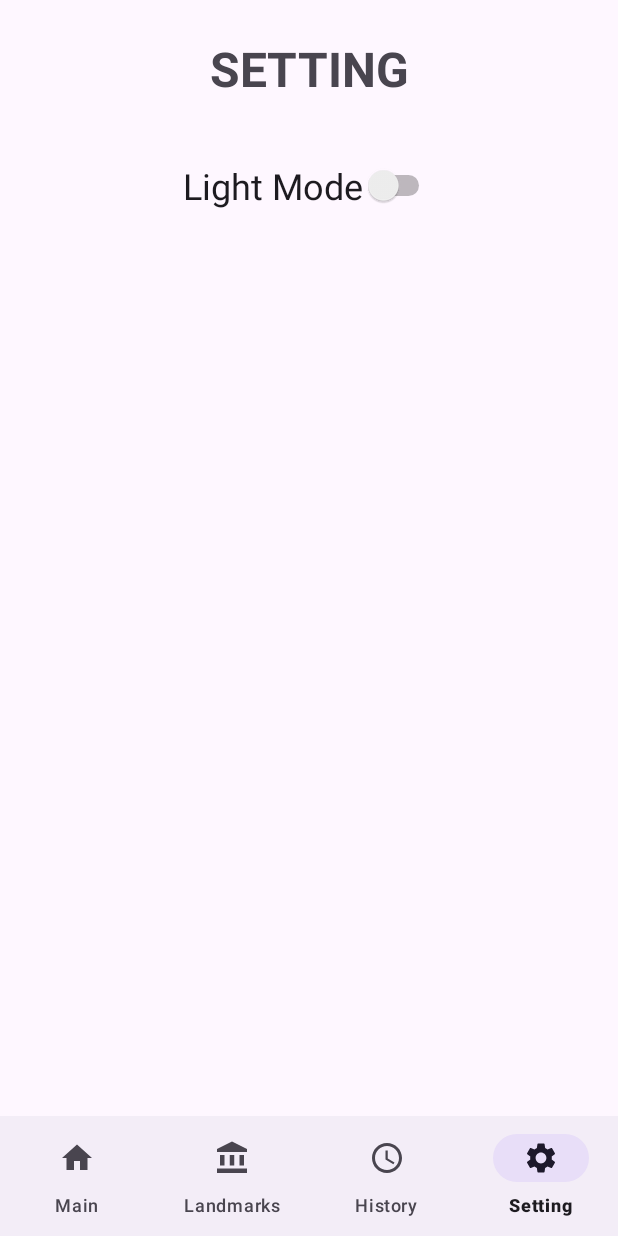
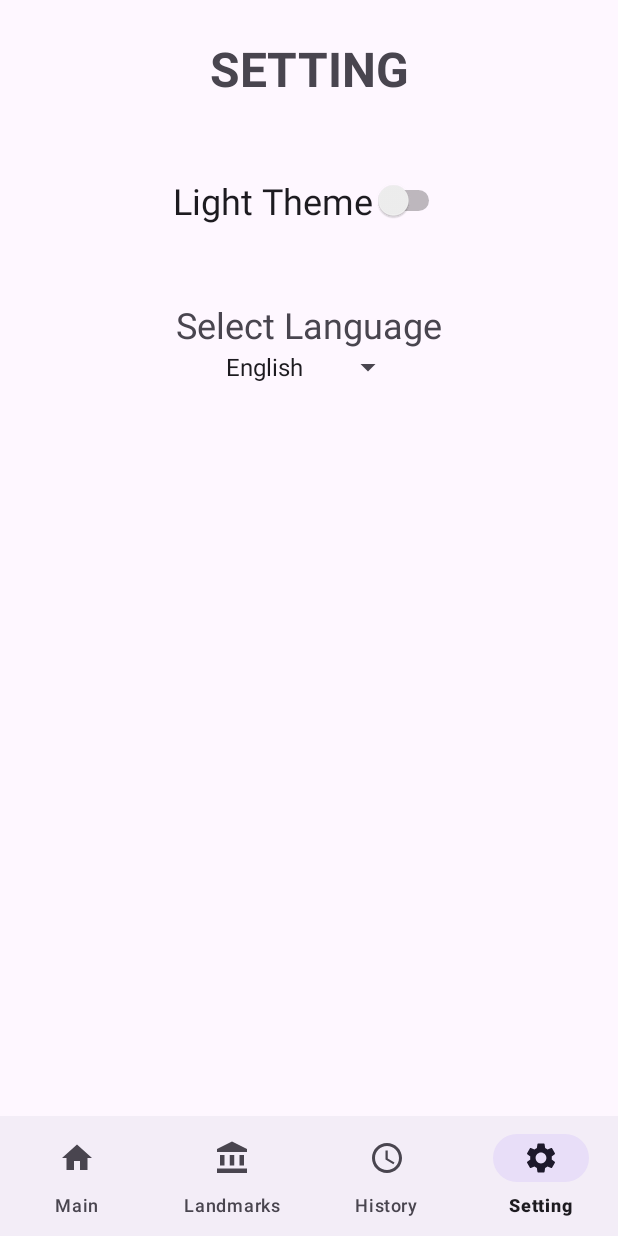
Before and after one commit to ArtemkaSik/CommandProject, an Android app: the SettingsFragment screen opened through its navigation route, on a phone screen of 412 x 824 dp. Run offline under Robolectric (Android 15) with nearby library versions, the phone set to English and light mode, and no system bars; our stand-ins replace navigation-ui.

Commit message:
Языки работают

```diff
--- a/app/src/main/java/ru/itis/summer24/commandproject/MainFragmentActivity.kt
+++ b/app/src/main/java/ru/itis/summer24/commandproject/MainFragmentActivity.kt
@@ -1,6 +1,8 @@
 package ru.itis.summer24.commandproject
 
 import android.content.Context
+import android.content.res.Configuration
+import android.content.res.Resources
 import android.os.Bundle
 import androidx.appcompat.app.AppCompatActivity
 import androidx.appcompat.app.AppCompatDelegate
@@ -8,6 +10,7 @@ import androidx.navigation.NavController
 import androidx.navigation.fragment.NavHostFragment
 import androidx.navigation.ui.setupWithNavController
 import ru.itis.summer24.commandproject.databinding.ActivityFragmentMainBinding
+import java.util.Locale
 
 
 class MainFragmentActivity : AppCompatActivity() {
@@ -18,6 +21,7 @@ class MainFragmentActivity : AppCompatActivity() {
 
     override fun onCreate(savedInstanceState: Bundle?) {
         applySavedTheme()
+        applySavedLanguage()
         super.onCreate(savedInstanceState)
         binding = ActivityFragmentMainBinding.inflate(layoutInflater).also {
             setContentView(it.root)
@@ -37,6 +41,24 @@ class MainFragmentActivity : AppCompatActivity() {
         AppCompatDelegate.setDefaultNightMode(savedTheme)
     }
 
+    private fun applySavedLanguage() {
+        val sharedPreferences = getSharedPreferences("AppLanguage", Context.MODE_PRIVATE)
+        val savedLanguage = sharedPreferences.getString("language", "en") ?: "en"
+
+        if (savedLanguage != "en") {
+            setLocale(savedLanguage)
+        }
+    }
+
+    private fun setLocale(language: String) {
+        val locale = Locale(language.lowercase())
+        Locale.setDefault(locale)
+        val resources: Resources = resources
+        val config: Configuration = resources.configuration
+        config.setLocale(locale)
+        resources.updateConfiguration(config, resources.displayMetrics)
+    }
+
     override fun onBackPressed() {
         super.onBackPressed()
 
--- a/app/src/main/java/ru/itis/summer24/commandproject/SettingsFragment.kt
+++ b/app/src/main/java/ru/itis/summer24/commandproject/SettingsFragment.kt
@@ -1,31 +1,40 @@
 package ru.itis.summer24.commandproject
 
 import android.content.Context
+import android.content.res.Configuration
+import android.content.res.Resources
 import android.os.Bundle
 import android.view.View
+import android.widget.AdapterView
+import android.widget.ArrayAdapter
+import android.widget.Spinner
 import androidx.appcompat.app.AppCompatDelegate
 import androidx.fragment.app.Fragment
 import ru.itis.summer24.commandproject.databinding.FragmentSettingsBinding
+import java.util.Locale
 
 
 class SettingsFragment : Fragment(R.layout.fragment_settings) {
 
     private var binding: FragmentSettingsBinding? = null
+    private lateinit var spinner: Spinner
 
     override fun onViewCreated(view: View, savedInstanceState: Bundle?) {
         super.onViewCreated(view, savedInstanceState)
         binding = FragmentSettingsBinding.bind(view)
 
         changeTheme()
+        changeLanguage()
+        checkSavedLanguage()
     }
 
     private fun changeTheme(){
         val currentTheme = getCurrentTheme()
 
         binding?.switchTheme?.text = if (currentTheme == AppCompatDelegate.MODE_NIGHT_YES) {
-            "Dark Mode"
+            "Dark Theme"
         } else {
-            "Light Mode"
+            "Light Theme"
         }
 
         binding?.switchTheme?.setOnClickListener{
@@ -37,9 +46,9 @@ class SettingsFragment : Fragment(R.layout.fragment_settings) {
             AppCompatDelegate.setDefaultNightMode(newTheme)
             saveCurrentTheme(newTheme)
             binding?.switchTheme?.text = if (newTheme == AppCompatDelegate.MODE_NIGHT_YES) {
-                "Dark Mode"
+                "Dark Theme"
             } else {
-                "Light Mode"
+                "Light Theme"
             }
         }
     }
@@ -55,6 +64,63 @@ class SettingsFragment : Fragment(R.layout.fragment_settings) {
         editor.apply()
     }
 
+    private fun changeLanguage() {
+        spinner = binding?.spinner!!
+
+        val languages = arrayOf("Русский", "English")
+        val adapter = ArrayAdapter(requireContext(), android.R.layout.simple_spinner_item, languages)
+        adapter.setDropDownViewResource(android.R.layout.simple_spinner_dropdown_item)
+        spinner.adapter = adapter
+
+        spinner.onItemSelectedListener = object : AdapterView.OnItemSelectedListener {
+            override fun onItemSelected(
+                parent: AdapterView<*>?,
+                view: View?,
+                position: Int,
+                id: Long
+            ) {
+                when (languages[position]) {
+                    "Русский" -> setLocale("ru")
+                    "English" -> setLocale("en")
+                }
+            }
+
+            override fun onNothingSelected(parent: AdapterView<*>?) {
+                // Do nothing
+            }
+        }
+    }
+
+    // Функция для изменения языка приложения
+    private fun setLocale(language: String) {
+        val locale = Locale(language.lowercase())
+        Locale.setDefault(locale)
+        val resources: Resources = resources
+        val config: Configuration = resources.configuration
+        config.setLocale(locale)
+        resources.updateConfiguration(config, resources.displayMetrics)
+
+        // Save selected language
+        val sharedPreferences = requireContext().getSharedPreferences("AppLanguage", Context.MODE_PRIVATE)
+        val editor = sharedPreferences.edit()
+        editor.putString("language", language)
+        editor.apply()
+    }
+
+    private fun checkSavedLanguage() {
+        val sharedPreferences = requireContext().getSharedPreferences("AppLanguage", Context.MODE_PRIVATE)
+        val savedLanguage = sharedPreferences.getString("language", "en")
+
+        if (savedLanguage != null) {
+            val position = when (savedLanguage) {
+                "ru" -> 0
+                "en" -> 1
+                else -> 0
+            }
+            spinner.setSelection(position)
+        }
+    }
+
     override fun onDestroyView() {
         super.onDestroyView()
         binding = null
--- a/app/src/main/res/layout/fragment_landmarks.xml
+++ b/app/src/main/res/layout/fragment_landmarks.xml
@@ -11,7 +11,7 @@
         style="@style/AppTitle"
         android:layout_width="wrap_content"
         android:layout_height="wrap_content"
-        android:text="@string/landmarks"
+        android:text="@string/all_landmarks"
         app:layout_constraintBottom_toBottomOf="parent"
         app:layout_constraintEnd_toEndOf="parent"
         app:layout_constraintStart_toStartOf="parent"
--- a/app/src/main/res/layout/fragment_settings.xml
+++ b/app/src/main/res/layout/fragment_settings.xml
@@ -21,12 +21,32 @@
         android:id="@+id/switch_theme"
         android:layout_width="wrap_content"
         android:layout_height="wrap_content"
-        android:text="Dark Theme"
+        android:text="@string/dark_theme"
         android:textSize="24sp"
-        android:layout_marginTop="40dp"
+        android:layout_marginTop="50dp"
         app:layout_constraintEnd_toEndOf="parent"
         app:layout_constraintStart_toStartOf="parent"
         app:layout_constraintTop_toBottomOf="@+id/settings" />
 
+    <TextView
+        android:id="@+id/textView"
+        android:layout_width="wrap_content"
+        android:layout_height="wrap_content"
+        android:text="@string/select_language"
+        android:textSize="24sp"
+        android:layout_marginTop="50dp"
+        app:layout_constraintEnd_toEndOf="parent"
+        app:layout_constraintStart_toStartOf="parent"
+        app:layout_constraintTop_toBottomOf="@+id/switch_theme" />
+
+    <Spinner
+        android:id="@+id/spinner"
+        android:layout_width="wrap_content"
+        android:layout_height="wrap_content"
+        android:scrollbarSize="24sp"
+        app:layout_constraintEnd_toEndOf="parent"
+        app:layout_constraintStart_toStartOf="parent"
+        app:layout_constraintTop_toBottomOf="@+id/textView" />
+
 
 </androidx.constraintlayout.widget.ConstraintLayout>
--- a/app/src/main/res/values/strings.xml
+++ b/app/src/main/res/values/strings.xml
@@ -1,7 +1,11 @@
 <resources>
     <string name="app_name">CommandProject</string>
+    <string name="selected_item">Selected Item</string>
     <string name="history">History</string>
     <string name="landmarks">Landmarks</string>
+    <string name="all_landmarks">Landmarks</string>
     <string name="main">Main</string>
     <string name="setting">Setting</string>
+    <string name="dark_theme">Dark Theme</string>
+    <string name="select_language">Select Language</string>
 </resources>
```
Also changed, not shown: 1 other file.
